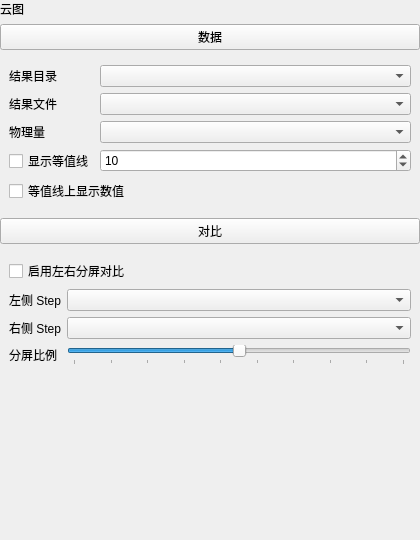
asd977/base_cae, file plugins/Base_PostProcessing/NephogramSettingWidget.ui: the form before one commit.
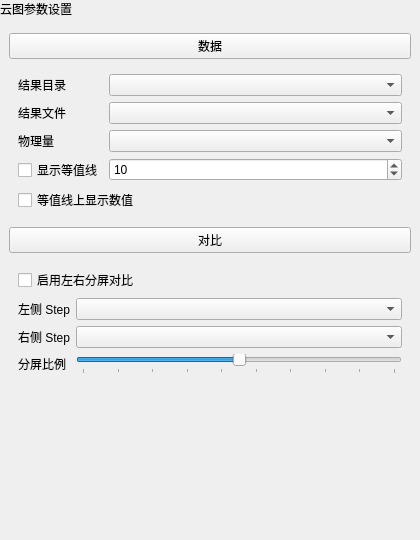
The form after the commit.

Diff of the .ui file:
```diff
--- a/plugins/Base_PostProcessing/NephogramSettingWidget.ui
+++ b/plugins/Base_PostProcessing/NephogramSettingWidget.ui
@@ -21,13 +21,39 @@
    <property name="rightMargin">
     <number>0</number>
    </property>
+   <property name="bottomMargin">
+    <number>0</number>
+   </property>
    <item>
-    <widget class="QLabel" name="pageNameLabel">
+    <widget class="QLabel" name="pageHeaderLabel">
+     <property name="sizePolicy">
+      <sizepolicy hsizetype="Preferred" vsizetype="Fixed">
+       <horstretch>0</horstretch>
+       <verstretch>0</verstretch>
+      </sizepolicy>
+     </property>
      <property name="text">
-      <string>云图</string>
+      <string>云图参数设置</string>
      </property>
     </widget>
    </item>
+   <item>
+    <layout class="QVBoxLayout" name="contentLayout">
+     <property name="leftMargin">
+      <number>9</number>
+     </property>
+     <property name="topMargin">
+      <number>9</number>
+     </property>
+     <property name="rightMargin">
+      <number>9</number>
+     </property>
+     <property name="bottomMargin">
+      <number>9</number>
+     </property>
+     <property name="spacing">
+      <number>6</number>
+     </property>
    <item>
     <widget class="QPushButton" name="pushButton">
      <property name="text">
@@ -46,7 +72,14 @@
        </widget>
       </item>
       <item row="0" column="1">
-       <widget class="QComboBox" name="resultDirComboBox" />
+         <widget class="QComboBox" name="resultDirComboBox">
+          <property name="minimumSize">
+           <size>
+            <width>10</width>
+            <height>0</height>
+           </size>
+          </property>
+         </widget>
       </item>
       <item row="1" column="0">
        <widget class="QLabel" name="label_step">
@@ -62,7 +95,14 @@
        </widget>
       </item>
       <item row="1" column="1">
-       <widget class="QComboBox" name="stepComboBox" />
+         <widget class="QComboBox" name="stepComboBox">
+          <property name="minimumSize">
+           <size>
+            <width>10</width>
+            <height>0</height>
+           </size>
+          </property>
+         </widget>
       </item>
       <item row="2" column="0">
        <widget class="QLabel" name="label_scalar">
@@ -72,7 +112,14 @@
        </widget>
       </item>
       <item row="2" column="1">
-       <widget class="QComboBox" name="scalarComboBox" />
+         <widget class="QComboBox" name="scalarComboBox">
+          <property name="minimumSize">
+           <size>
+            <width>10</width>
+            <height>0</height>
+           </size>
+          </property>
+         </widget>
       </item>
            <item row="3" column="0">
        <widget class="QCheckBox" name="contourEnableCheckBox">
@@ -83,9 +130,21 @@
       </item>
       <item row="3" column="1">
        <widget class="QSpinBox" name="contourLevelsSpinBox">
-        <property name="minimum"><number>2</number></property>
-        <property name="maximum"><number>30</number></property>
-        <property name="value"><number>10</number></property>
+          <property name="minimum">
+           <number>2</number>
+          </property>
+          <property name="maximum">
+           <number>30</number>
+          </property>
+          <property name="value">
+           <number>10</number>
+          </property>
+          <property name="minimumSize">
+           <size>
+            <width>10</width>
+            <height>0</height>
+           </size>
+          </property>
        </widget>
       </item>
       <item row="4" column="0" colspan="2">
@@ -148,10 +207,24 @@
        </widget>
       </item>
       <item row="1" column="1">
-       <widget class="QComboBox" name="leftStepComboBox" />
+         <widget class="QComboBox" name="leftStepComboBox">
+          <property name="minimumSize">
+           <size>
+            <width>10</width>
+            <height>0</height>
+           </size>
+          </property>
+         </widget>
       </item>
       <item row="3" column="1">
-       <widget class="QComboBox" name="rightStepComboBox" />
+         <widget class="QComboBox" name="rightStepComboBox">
+          <property name="minimumSize">
+           <size>
+            <width>10</width>
+            <height>0</height>
+           </size>
+          </property>
+         </widget>
       </item>
       <item row="5" column="1">
        <widget class="QSlider" name="splitSlider">
@@ -194,6 +267,8 @@
       </size>
      </property>
     </spacer>
+     </item>
+    </layout>
    </item>
   </layout>
  </widget>
```
Left out of the diff: 3 changed lines with no effect on the pictures. Lines whose indentation alone changed are shown as unchanged.
